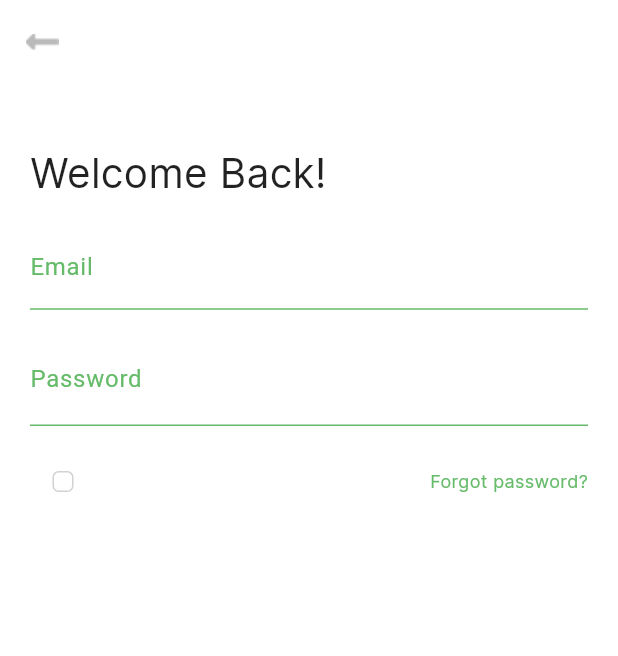
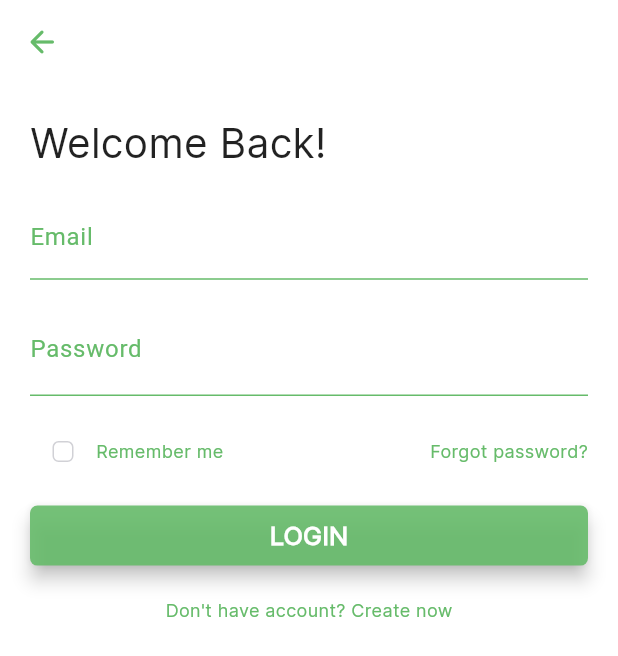
Before and after one commit to craftgirlsss/broker-trade-app, a Flutter app: the screen it shows after launch, after a tap on "LOGIN", on a phone screen of 412 x 824 dp. Shown: the top 656 px of the screen. Run offline on Flutter 3.47's test engine with Material 3 defaults, Android fonts, the phone set to English and light mode, and no system bars.

Commit message:
add login page and main page

```diff
--- a/lib/src/components/appbars.dart
+++ b/lib/src/components/appbars.dart
@@ -1,4 +1,3 @@
-import 'package:flutter/cupertino.dart';
 import 'package:flutter/material.dart';
 import 'package:mockup_one/src/components/textstyle.dart';
 import 'main_variable.dart';
@@ -20,6 +19,6 @@
       onPressed: (){
         Navigator.pop(context);
       },
-      icon: Image.asset('assets/icons/arrow-back.png')),
+      icon:Icon(Icons.arrow_back_rounded, color: GlobalVariablesType.buttonTextColor![3],)),
   );
 }
--- a/lib/src/components/buttons.dart
+++ b/lib/src/components/buttons.dart
@@ -9,7 +9,7 @@
     style: ElevatedButton.styleFrom(
       shape: RoundedRectangleBorder(borderRadius: BorderRadius.circular(5)),
       backgroundColor: GlobalVariablesType.buttonSquereColor![0],
-      elevation: 1,
+      elevation: 5,
     ),
     child: Text(GlobalVariablesType.loginText!, style: kDefaultTextStyleButton()));
 }
--- a/lib/src/components/main_variable.dart
+++ b/lib/src/components/main_variable.dart
@@ -30,6 +30,12 @@
 
   // Teks lupa password
   static String? forgotText = "Forgot password?";
+
+  // Teks lupa password
+  static String? rememberMeText = "Remember me";
+
+  // Teks buat akun
+  static String? buatAkunText = "Don't have account? Create now";
 
   // main color button semua screen
   static List<Color>? buttonSquereColor = [
--- a/lib/src/views/login/login.dart
+++ b/lib/src/views/login/login.dart
@@ -1,10 +1,12 @@
 import 'package:flutter/cupertino.dart';
 import 'package:flutter/material.dart';
 import 'package:mockup_one/src/components/appbars.dart';
+import 'package:mockup_one/src/components/buttons.dart';
 import 'package:mockup_one/src/components/main_variable.dart';
 import 'package:mockup_one/src/components/textfields.dart';
 import 'package:mockup_one/src/components/textstyle.dart';
 import 'package:mockup_one/src/helpers/focus_manager.dart';
+import 'package:mockup_one/src/views/mainpage.dart';
 
 class LoginPage extends StatefulWidget {
   const LoginPage({super.key});
@@ -16,7 +18,7 @@
 class _LoginPageState extends State<LoginPage> {
   TextEditingController emailContrller = TextEditingController();
   TextEditingController passwordController = TextEditingController();
-  bool? checkBox = false;
+  bool isChecked = false;
   @override
   void dispose() {
     emailContrller.dispose();
@@ -33,7 +35,7 @@
         body: ListView(
           padding: GlobalVariablesType.defaultPadding,
           children: [
-            const SizedBox(height: 40),
+            const SizedBox(height: 20),
             Text(GlobalVariablesType.ucapanLogin, style: kDefaultTextStyleSubtitleSplashScreen(color: Colors.black87)),
             const SizedBox(height: 15),
             UsernameTextFields(
@@ -52,17 +54,18 @@
               mainAxisAlignment: MainAxisAlignment.spaceBetween,
               children: [
                 Container(
+                  color: Colors.transparent,
                   child: Row(
                     children: [
                       CupertinoCheckbox(
-
-                        value: checkBox,
-                        onChanged: (condition){
+                        activeColor: GlobalVariablesType.buttonTextColor![3],
+                        value: isChecked,
+                        onChanged: (bool? value){
                           setState(() {
-                            condition = !condition!;
-                            condition = checkBox;
+                            isChecked = value!;
                           });
-                        })
+                        }),
+                        Text(GlobalVariablesType.rememberMeText!, style: kDefaultTextStyleButtonText(color: GlobalVariablesType.buttonTextColor![3]),)
                     ],
                   ),
                 ),
@@ -71,7 +74,22 @@
                   child: Text(GlobalVariablesType.forgotText!, style: kDefaultTextStyleButtonText(color: GlobalVariablesType.buttonTextColor![3]),),
                 ),
               ],
-            )
+            ),
+            const SizedBox(height: 10),
+            SizedBox(
+              width: MediaQuery.of(context).size.width,
+              child: kDefaultButtonLogin(onPressed: (){
+                Navigator.push(context, MaterialPageRoute(builder: (context) => const MainPage()));
+                },
+              ),
+            ),
+            const SizedBox(height: 17),
+            Center(
+              child: GestureDetector(
+                    onTap: (){},
+                    child: Text(GlobalVariablesType.buatAkunText!, style: kDefaultTextStyleButtonText(color: GlobalVariablesType.buttonTextColor![3]),),
+                  ),
+            ),
           ],
         ),
       ),
--- a/lib/src/views/splash/splash.dart
+++ b/lib/src/views/splash/splash.dart
@@ -51,7 +51,7 @@
                         SizedBox(
                           width: MediaQuery.of(context).size.width,
                           child: kDefaultButtonLogin(onPressed: (){
-                            Navigator.pushAndRemoveUntil(context, MaterialPageRoute(builder: (context) => const LoginPage()), (route) => false);
+                            Navigator.push(context, MaterialPageRoute(builder: (context) => const LoginPage()));
                           })),
                         TextButton(
                           onPressed: () => launchUrls(GlobalVariablesType.termsAndConditions),
```
Also changed, not shown: lib/src/views/dashboard/homepage.dart (added, +16 -0 lines), lib/src/views/mainpage.dart (+61 -1 lines), 10 other files.
